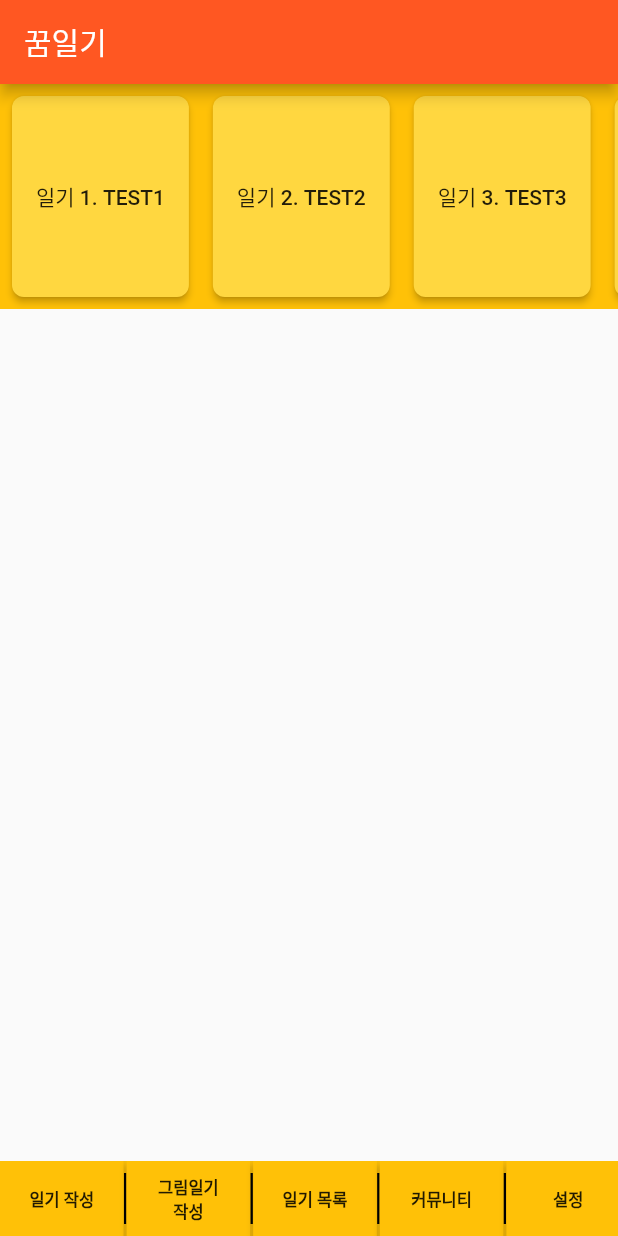
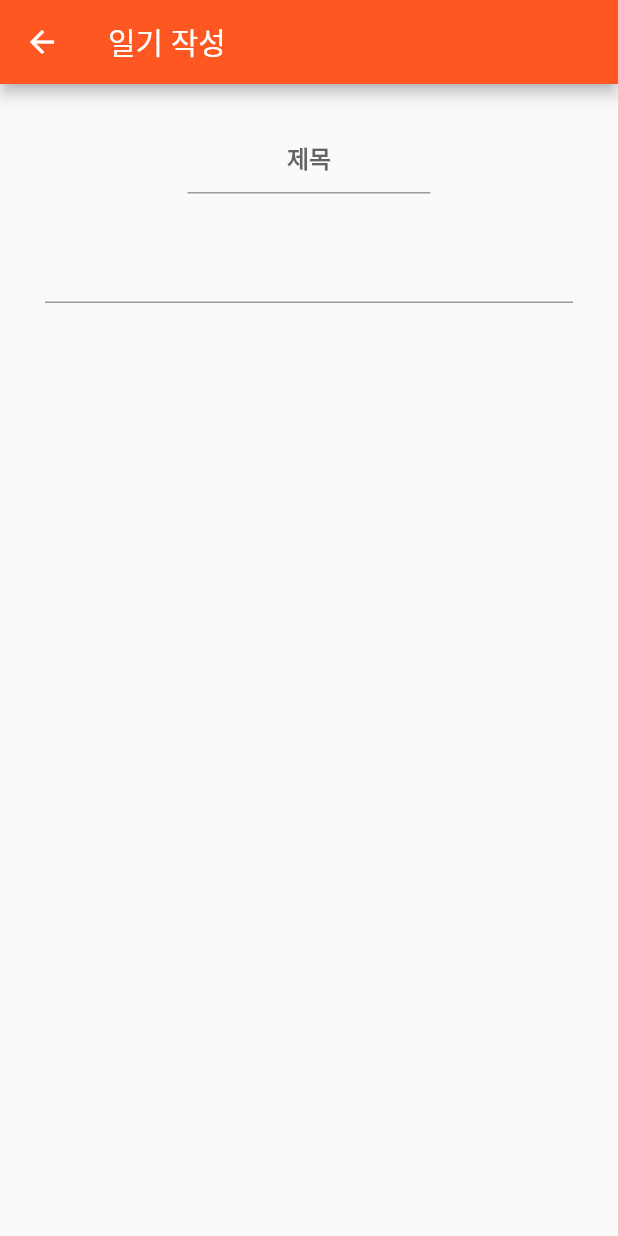
Before and after one commit to CDST-Studio/Flutter-Dreamiary, a Flutter app: the screen it shows after launch, after a tap on "일기 작성", on a phone screen of 412 x 824 dp. Run offline on Flutter 3.47's test engine with Material 2 defaults, Android fonts, the phone set to English and light mode, and no system bars; our stand-ins replace animated_splash_screen.

Commit message:
WriteDiary TextField(Title complete, content -ing)

```diff
--- a/lib/UserPage.dart
+++ b/lib/UserPage.dart
@@ -1,3 +1,4 @@
+import 'package:dreamiary/WriteDiary.dart';
 import 'package:flutter/material.dart';
 
 class DreamiaryHome extends StatelessWidget {
@@ -10,7 +11,8 @@ class DreamiaryHome extends StatelessWidget {
         appBar: AppBar(
           title: Text("꿈일기"),
         ),
-        body: Column(
+        body: Container(
+          child: Column(
             children: [
               Container(
                 height: 150,
@@ -29,7 +31,7 @@ class DreamiaryHome extends StatelessWidget {
                           borderRadius: BorderRadius.circular(8),
                         ),
 
-                      child: RaisedButton(
+                        child: FlatButton(
                             onPressed: () {},
                             color: Colors.amberAccent,
                             child: Text("일기 ${index + 1}. ${test[index]}")),
@@ -57,14 +59,27 @@ class DreamiaryHome extends StatelessWidget {
                   itemBuilder: (BuildContext context, int index) {
                     return Container(
                       width: MediaQuery.of(context).size.width / menu.length,
-
                       child: ButtonTheme(
                         shape: RoundedRectangleBorder(
                           borderRadius: BorderRadius.circular(0),
                         ),
-
-                      child: RaisedButton(
-                        onPressed: () {},
+                        child: FlatButton(
+                          onPressed: () {
+                            switch(menu[index]) {
+                              case "일기 작성" :
+                                Navigator.push(context, MaterialPageRoute(builder: (context) => WriteDiary()));
+                                break;
+                              case "그림일기 작성" :
+                                Navigator.push(context, MaterialPageRoute(builder: (context) => WritePictureDiary()));
+                                break;
+                              case "일기 목록" :
+                                break;
+                              case "커뮤니티" :
+                                break;
+                              case "설정" :
+                                break;
+                            }
+                          },
                           color: Colors.amber,
                           child: Text(
                             "${menu[index]}",
@@ -82,7 +97,6 @@ class DreamiaryHome extends StatelessWidget {
                   separatorBuilder: (BuildContext context, int index) {
                     return Container(
                       margin: const EdgeInsets.fromLTRB(0, 8, 0, 8),
-
                       child: VerticalDivider(
                         width: 2,
                         thickness: 1.5,
@@ -93,6 +107,7 @@ class DreamiaryHome extends StatelessWidget {
                 ),
               ),
             ],
+          ),
         )
     );
   }
--- a/lib/WriteDiary.dart
+++ b/lib/WriteDiary.dart
@@ -1,9 +1,63 @@
 import 'package:flutter/material.dart';
 
-class WriteDiary {
+/**
+ * 차후 프래그먼트 형식으로 바꿀 때 참고할 사이트
+ * https://stackoverflow.com/questions/50640182/replace-widgets-like-fragments-in-flutter
+ * https://theunclesoon.blogspot.com/2020/06/flutter-route.html
+ **/
 
+class WriteDiary extends StatefulWidget{
+  @override
+  _WriteDiaryState createState() => _WriteDiaryState();
 }
 
-class WritePictureDiary {
+class _WriteDiaryState extends State<WriteDiary> {
+  @override
+  Widget build(BuildContext context) {
+    return Scaffold(
+      appBar: AppBar(
+        title: Text("일기 작성"),
+      ),
+      body: Container(
+        child: Column(
+          children: [
+            Container (
+              margin: const EdgeInsets.fromLTRB(125, 25, 125, 25),
+              child: TextField(
+                textAlign: TextAlign.center,
+                decoration: InputDecoration(
+                    hintText: "제목",
+                    hintStyle: TextStyle(
+                      fontWeight: FontWeight.bold,
+                    )
+                ),
+              ),
+            ),
 
+            Expanded(child: Container(
+              margin: const EdgeInsets.only(left: 30, right: 30),
+              child: TextField(
+                keyboardType: TextInputType.multiline,
+                maxLines: null,
+                decoration: InputDecoration(),
+              ),
+            ))
+          ],
+        ),
+      ),
+    );
+  }
 }
+
+class WritePictureDiary extends StatelessWidget{
+  @override
+  Widget build(BuildContext context) {
+    return Scaffold(
+      body: Container(
+        child: Column(
+
+        ),
+      ),
+    );
+  }
+}
```
Lines whose indentation alone changed are shown as unchanged.
